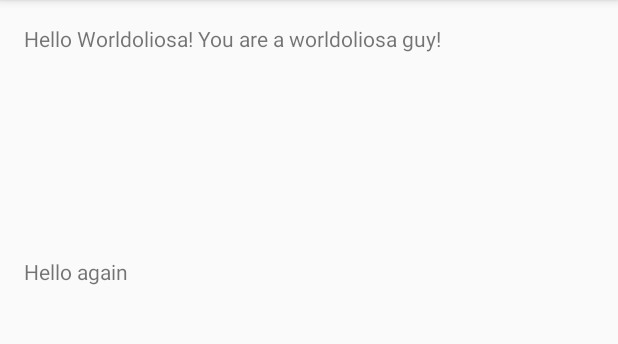
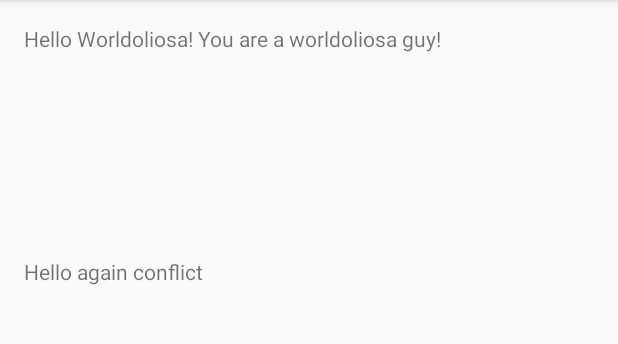
Before and after one commit to ZM123/TestAppAndroid, an Android app: the screen it shows after launch (MainActivity), on a phone screen of 412 x 824 dp, the part 84-428 px from its top. Run offline under Robolectric (Android 15) with nearby library versions, the phone set to English and light mode, and no system bars.

Commit message:
Conflict time!

```diff
--- a/app/src/main/res/layout/content_main.xml
+++ b/app/src/main/res/layout/content_main.xml
@@ -20,7 +20,7 @@
     <TextView
         android:layout_width="wrap_content"
         android:layout_height="wrap_content"
-        android:text="Hello again"
+        android:text="Hello again conflict"
         android:id="@+id/textView"
         android:layout_below="@+id/textView2"
         android:layout_toRightOf="@+id/textView2"
```
